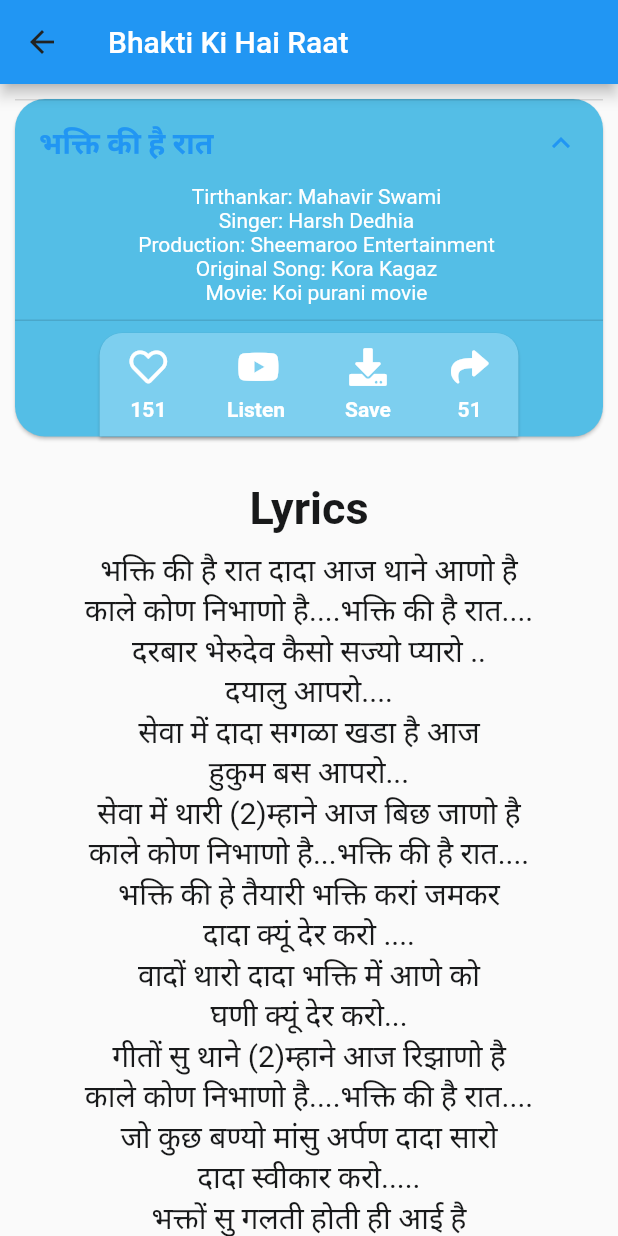
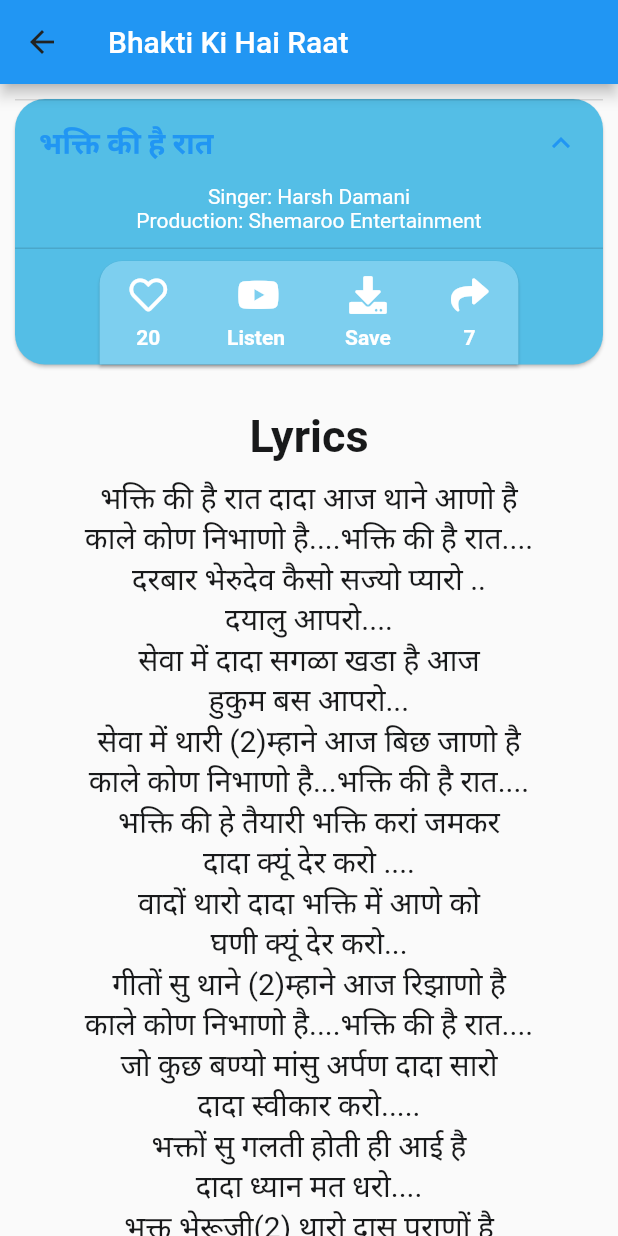
Before and after one commit to shobhit2020335/jain_songs_fork2, a Flutter app: the SongPage screen opened directly, after a tap on "भक्ति की है रात", on a phone screen of 412 x 824 dp. Run offline on Flutter 3.47's test engine with Material 2 defaults, Android fonts, the phone set to English and light mode, and no system bars; our stand-ins replace font_awesome_flutter.

Commit message:
Code optimization and snakbar created

```diff
--- /dev/null
+++ b/lib/custom_widgets/lyrics_widget.dart
@@ -0,0 +1,19 @@
+import 'package:flutter/material.dart';
+
+class LyricsWidget extends StatelessWidget {
+  final String lyrics;
+
+  LyricsWidget({this.lyrics});
+
+  @override
+  Widget build(BuildContext context) {
+    return Text(
+      lyrics,
+      textAlign: TextAlign.center,
+      style: TextStyle(
+        fontSize: 20,
+        color: Color(0xFF18191A),
+      ),
+    );
+  }
+}
--- /dev/null
+++ b/lib/custom_widgets/song_card.dart
@@ -0,0 +1,189 @@
+import 'package:flutter/material.dart';
+import 'package:font_awesome_flutter/font_awesome_flutter.dart';
+
+Widget textBold20(String text) {
+  return Text(
+    text,
+    style: TextStyle(
+      fontWeight: FontWeight.bold,
+      fontSize: 20,
+    ),
+  );
+}
+
+Widget songFunctionIcon(
+    {@required IconData icon, String text, Function onPress}) {
+  return Column(
+    children: [
+      GestureDetector(
+        onLongPress: onPress,
+        onTap: onPress,
+        child: Icon(
+          icon,
+          color: Colors.white,
+          size: 25,
+        ),
+      ),
+      SizedBox(
+        height: 8,
+      ),
+      Text(
+        text,
+        textAlign: TextAlign.center,
+        style: TextStyle(
+          fontWeight: FontWeight.bold,
+        ),
+      ),
+    ],
+  );
+}
+
+Widget miniCard(
+    {int likes,
+    int share,
+    Function likesTap,
+    IconData likesIcon,
+    Function youtubeTap,
+    Function saveTap,
+    Function shareTap}) {
+  return Card(
+    margin: EdgeInsets.only(bottom: 0),
+    color: Color(0xFF7DCFEF),
+    shape: RoundedRectangleBorder(
+      borderRadius: BorderRadius.only(
+        topLeft: Radius.circular(15),
+        topRight: Radius.circular(15),
+      ),
+    ),
+    child: Padding(
+      padding: const EdgeInsets.only(
+        top: 10,
+        bottom: 10,
+        left: 20,
+        right: 20,
+      ),
+      child: Row(
+        mainAxisSize: MainAxisSize.min,
+        children: [
+          songFunctionIcon(
+            icon: likesIcon,
+            text: likes.toString(),
+            onPress: likesTap,
+          ),
+          SizedBox(
+            width: 40,
+          ),
+          songFunctionIcon(
+            icon: FontAwesomeIcons.youtube,
+            text: 'Listen',
+            onPress: youtubeTap,
+          ),
+          SizedBox(
+            width: 40,
+          ),
+          songFunctionIcon(
+            icon: FontAwesomeIcons.download,
+            text: 'Save',
+            onPress: saveTap,
+          ),
+          SizedBox(
+            width: 40,
+          ),
+          songFunctionIcon(
+            icon: FontAwesomeIcons.share,
+            text: share.toString(),
+            onPress: shareTap,
+          ),
+        ],
+      ),
+    ),
+  );
+}
+
+// ignore: must_be_immutable
+class SongCard extends StatelessWidget {
+  final String songName_English;
+  final String songName_Hindi;
+  String singer;
+  String tirthankar;
+  String production;
+  String originalSong;
+  String movie;
+  int likes;
+  int share;
+  Function likesTap;
+  Function youtubeTap;
+  Function saveTap;
+  Function shareTap;
+  IconData likesIcon;
+
+  SongCard(
+      {@required this.songName_English,
+      @required this.songName_Hindi,
+      this.movie,
+      this.originalSong,
+      this.production,
+      this.singer,
+      this.tirthankar,
+      this.likes,
+      this.likesIcon,
+      this.share,
+      this.likesTap,
+      this.saveTap,
+      this.shareTap,
+      this.youtubeTap});
+
+  @override
+  Widget build(BuildContext context) {
+    return Card(
+      margin: EdgeInsets.all(10),
+      //Background Color of card.
+      color: Color(0xFF54BEE6),
+      shape: RoundedRectangleBorder(
+        borderRadius: BorderRadius.all(
+          Radius.circular(20),
+        ),
+      ),
+      child: Column(
+        mainAxisSize: MainAxisSize.min,
+        children: [
+          Theme(
+            data: Theme.of(context).copyWith(
+              //Changes color of arrow when tile is not open.
+              unselectedWidgetColor: Colors.white,
+            ),
+            child: ExpansionTile(
+              title: textBold20(songName_Hindi),
+              childrenPadding: EdgeInsets.only(
+                bottom: 10,
+              ),
+              children: [
+                if (tirthankar != null && tirthankar.length > 0)
+                  Text('Tirthankar: $tirthankar'),
+                if (singer != null && singer.length > 0)
+                  Text('Singer: $singer'),
+                if (production != null && production.length > 0)
+                  Text('Production: $production'),
+                if (originalSong != null && originalSong.length > 0)
+                  Text('Original Song: $originalSong'),
+                if (movie != null && movie.length > 0) Text('Movie: $movie'),
+              ],
+            ),
+          ),
+          Padding(
+            padding: const EdgeInsets.only(top: 8),
+            child: miniCard(
+              likes: likes,
+              likesTap: likesTap,
+              likesIcon: likesIcon,
+              youtubeTap: youtubeTap,
+              saveTap: saveTap,
+              share: share,
+              shareTap: shareTap,
+            ),
+          ),
+        ],
+      ),
+    );
+  }
+}
--- a/lib/main.dart
+++ b/lib/main.dart
@@ -1,5 +1,6 @@
 //Expansion Tile
 //Card
+//SnackBar (Toast)
 
 import 'package:flutter/material.dart';
 import 'home_page.dart';
@@ -12,7 +13,6 @@ class MainTheme extends StatelessWidget {
     return MaterialApp(
       theme: ThemeData.light().copyWith(
         primaryColor: Colors.white,
-        accentColor: Color(0xFF18191A),
         appBarTheme: AppBarTheme(
           //Changes the color of icons on AppBars
           iconTheme: IconThemeData(
@@ -26,6 +26,7 @@ class MainTheme extends StatelessWidget {
             color: Color(0xFF212323),
           ),
         ),
+        accentColor: Colors.white,
         textTheme: TextTheme(
           //changes color of expansion tile when closed
           subtitle1: TextStyle(color: Colors.white),
--- a/lib/song_page.dart
+++ b/lib/song_page.dart
@@ -1,179 +1,77 @@
 import 'package:flutter/material.dart';
 import 'package:font_awesome_flutter/font_awesome_flutter.dart';
+import 'package:jain_songs/custom_widgets/lyrics_widget.dart';
+import 'package:jain_songs/custom_widgets/song_card.dart';
 
 class SongPage extends StatefulWidget {
   @override
   _SongPageState createState() => _SongPageState();
 }
 
-String songName_English = 'Bhakti Ki Hai Raat';
-String songName_Hindi = 'भक्ति की है रात';
+class _SongPageState extends State<SongPage> {
+  int likes = 20;
+  int share = 7;
+  IconData likesIcon = FontAwesomeIcons.heart;
 
-class _SongPageState extends State<SongPage> {
+  void _showToast(BuildContext context, String message) {
+    final scaffold = Scaffold.of(context);
+    final snackBar = SnackBar(
+      content: Text(message),
+      action: SnackBarAction(
+          label: 'HIDE', onPressed: scaffold.hideCurrentSnackBar),
+    );
+    scaffold.showSnackBar(snackBar);
+  }
+
   @override
   Widget build(BuildContext context) {
+    //final key = new GlobalKey<ScaffoldState>();
     return Scaffold(
+      //key: key,
       appBar: AppBar(
         title: Text(
           //TODO: Can underline the text, later.
-          songName_English,
+          'Bhakti Ki Hai Raat',
         ),
       ),
-      body: SafeArea(
+      body: Builder(
+        builder: (context) => SafeArea(
           child: SingleChildScrollView(
+            padding: EdgeInsets.only(bottom: 15),
             child: Column(
               children: [
-              Card(
-                shape: RoundedRectangleBorder(
-                  borderRadius: BorderRadius.all(
-                    Radius.circular(20),
-                  ),
-                ),
-                margin: EdgeInsets.all(10),
-                //Background Color of card.
-                color: Color(0xFF54BEE6),
-                child: Column(
-                  mainAxisSize: MainAxisSize.min,
-                  children: [
-                    Theme(
-                      data: Theme.of(context).copyWith(
-                        //Changes color of arrow when tile is not open.
-                        unselectedWidgetColor: Colors.white,
-                      ),
-                      child: ExpansionTile(
-                        title: Text(
-                          songName_Hindi,
-                          style: TextStyle(
-                            fontWeight: FontWeight.bold,
-                            fontSize: 20,
-                          ),
-                        ),
-                        childrenPadding: EdgeInsets.only(
-                          bottom: 10,
-                          left: 10,
-                        ),
-                        children: [
-                          Text('Tirthankar: Mahavir Swami'),
-                          Text('Singer: Harsh Dedhia'),
-                          Text('Production: Sheemaroo Entertainment'),
-                          Text('Original Song: Kora Kagaz'),
-                          Text('Movie: Koi purani movie'),
-                        ],
-                      ),
-                    ),
-                    Padding(
-                      padding: const EdgeInsets.only(top: 8),
-                      child: Card(
-                        shape: RoundedRectangleBorder(
-                          borderRadius: BorderRadius.only(
-                            topLeft: Radius.circular(15),
-                            topRight: Radius.circular(15),
-                          ),
-                        ),
-                        margin: EdgeInsets.only(bottom: 0),
-                        color: Color(0xFF7DCFEF),
-                        child: Padding(
-                          padding: const EdgeInsets.only(
-                            top: 10,
-                            bottom: 10,
-                            left: 20,
-                            right: 20,
-                          ),
-                          child: Row(
-                            mainAxisSize: MainAxisSize.min,
-                            children: [
-                              Column(
-                                children: [
-                                  Icon(
-                                    FontAwesomeIcons.heart,
-                                    color: Colors.white,
-                                    size: 25,
-                                  ),
-                                  SizedBox(
-                                    height: 8,
-                                  ),
-                                  Text(
-                                    '151',
-                                    textAlign: TextAlign.center,
-                                    style: TextStyle(
-                                      fontWeight: FontWeight.bold,
-                                    ),
-                                  ),
-                                ],
-                              ),
-                              SizedBox(
-                                width: 40,
-                              ),
-                              Column(
-                                children: [
-                                  Icon(
-                                    FontAwesomeIcons.youtube,
-                                    color: Colors.white,
-                                    size: 25,
-                                  ),
-                                  SizedBox(
-                                    height: 8,
-                                  ),
-                                  Text(
-                                    'Listen',
-                                    textAlign: TextAlign.center,
-                                    style: TextStyle(
-                                      fontWeight: FontWeight.bold,
-                                    ),
-                                  ),
-                                ],
-                              ),
-                              SizedBox(
-                                width: 40,
-                              ),
-                              Column(
-                                children: [
-                                  Icon(
-                                    FontAwesomeIcons.download,
-                                    color: Colors.white,
-                                    size: 25,
-                                  ),
-                                  SizedBox(
-                                    height: 8,
-                                  ),
-                                  Text(
-                                    'Save',
-                                    textAlign: TextAlign.center,
-                                    style: TextStyle(
-                                      fontWeight: FontWeight.bold,
-                                    ),
-                                  ),
-                                ],
-                              ),
-                              SizedBox(
-                                width: 40,
-                              ),
-                              Column(
-                                children: [
-                                  Icon(
-                                    FontAwesomeIcons.share,
-                                    color: Colors.white,
-                                    size: 25,
-                                  ),
-                                  SizedBox(
-                                    height: 8,
-                                  ),
-                                  Text(
-                                    '51',
-                                    textAlign: TextAlign.center,
-                                    style: TextStyle(
-                                      fontWeight: FontWeight.bold,
-                                    ),
-                                  ),
-                                ],
-                              ),
-                            ],
-                          ),
-                        ),
-                      ),
-                    ),
-                  ],
-                ),
+                SongCard(
+                  songName_English: 'Bhakti Ki Hai Raat',
+                  songName_Hindi: 'भक्ति की है रात',
+                  singer: 'Harsh Damani',
+                  production: 'Shemaroo Entertainment',
+                  tirthankar: '',
+                  likes: likes,
+                  likesIcon: likesIcon,
+                  likesTap: () {
+                    setState(() {
+                      if (likesIcon == FontAwesomeIcons.heart) {
+                        likes++;
+                        likesIcon = FontAwesomeIcons.solidHeart;
+                      } else {
+                        likes--;
+                        likesIcon = FontAwesomeIcons.heart;
+                      }
+                    });
+                  },
+                  share: share,
+                  shareTap: () {
+                    setState(() {
+                      share++;
+                    });
+                  },
+                  youtubeTap: () {
+                    _showToast(
+                        context, 'Video URL is not available at this moment!');
+                  },
+                  saveTap: () {
+                    _showToast(context, 'Saving lyrics Offline');
+                  },
                 ),
                 SizedBox(
                   height: 20,
@@ -190,11 +88,16 @@ class _SongPageState extends State<SongPage> {
                 SizedBox(
                   height: 10,
                 ),
+                LyricsWidget(
+                  lyrics:
+                      'भक्ति की है रात दादा आज थाने आणो है\nकाले कोण निभाणो है....भक्ति की है रात....\nदरबार भेरुदेव कैसो सज्यो प्यारो ..\nदयालु आपरो....\nसेवा में दादा सगळा खडा है आज\nहुकुम बस आपरो...\nसेवा में थारी (2)म्हाने आज बिछ जाणो है\nकाले कोण निभाणो है...भक्ति की है रात....\nभक्ति की हे तैयारी भक्ति करां जमकर\nदादा क्यूं देर करो ....\nवादों थारो दादा भक्ति में आणे को\nघणी क्यूं देर करो...\nगीतों सु थाने (2)म्हाने आज रिझाणो है\nकाले कोण निभाणो है....भक्ति की है रात....\nजो कुछ बण्यो मांसु अर्पण दादा सारो\nदादा स्वीकार करो.....\nभक्तों सु गलती होती ही आई है\nदादा ध्यान मत धरो....\nभक्त भेरूजी(2) थारो दास पुराणों है\nकाले कोण निभाणो है.....भक्ति की है रात\n',
+                ),
                 Text(
-                'भक्ति की है रात दादा आज थाने आणो है\nकाले कोण निभाणो है....भक्ति की है रात....\nदरबार भेरुदेव कैसो सज्यो प्यारो ..\nदयालु आपरो....\nसेवा में दादा सगळा खडा है आज\nहुकुम बस आपरो...\nसेवा में थारी (2)म्हाने आज बिछ जाणो है\nकाले कोण निभाणो है...भक्ति की है रात....\nभक्ति की हे तैयारी भक्ति करां जमकर\nदादा क्यूं देर करो ....\nवादों थारो दादा भक्ति में आणे को\nघणी क्यूं देर करो...\nगीतों सु थाने (2)म्हाने आज रिझाणो है\nकाले कोण निभाणो है....भक्ति की है रात....\nजो कुछ बण्यो मांसु अर्पण दादा सारो\nदादा स्वीकार करो.....\nभक्तों सु गलती होती ही आई है\nदादा ध्यान मत धरो....\nभक्त भेरूजी(2) थारो दास पुराणों है\nकाले कोण निभाणो है.....भक्ति की है रात\n',
+                  '-----XXXXX-----',
                   textAlign: TextAlign.center,
                   style: TextStyle(
                     fontSize: 20,
+                    fontWeight: FontWeight.bold,
                     color: Color(0xFF18191A),
                   ),
                 ),
@@ -202,6 +105,159 @@ class _SongPageState extends State<SongPage> {
             ),
           ),
         ),
+      ),
     );
   }
 }
+
+// Card(
+//                 shape: RoundedRectangleBorder(
+//                   borderRadius: BorderRadius.all(
+//                     Radius.circular(20),
+//                   ),
+//                 ),
+//                 margin: EdgeInsets.all(10),
+//                 //Background Color of card.
+//                 color: Color(0xFF54BEE6),
+//                 child: Column(
+//                   mainAxisSize: MainAxisSize.min,
+//                   children: [
+//                     Theme(
+//                       data: Theme.of(context).copyWith(
+//                         //Changes color of arrow when tile is not open.
+//                         unselectedWidgetColor: Colors.white,
+//                       ),
+//                       child: ExpansionTile(
+//                         title: Text(
+//                           songName_Hindi,
+//                           style: TextStyle(
+//                             fontWeight: FontWeight.bold,
+//                             fontSize: 20,
+//                           ),
+//                         ),
+//                         childrenPadding: EdgeInsets.only(
+//                           bottom: 10,
+//                         ),
+//                         children: [
+//                           Text('Tirthankar: Mahavir Swami'),
+//                           Text('Singer: Harsh Dedhia'),
+//                           Text('Production: Sheemaroo Entertainment'),
+//                           Text('Original Song: Kora Kagaz'),
+//                           Text('Movie: Koi purani movie'),
+//                         ],
+//                       ),
+//                     ),
+//                     Padding(
+//                       padding: const EdgeInsets.only(top: 8),
+//                       child: Card(
+//                         shape: RoundedRectangleBorder(
+//                           borderRadius: BorderRadius.only(
+//                             topLeft: Radius.circular(15),
+//                             topRight: Radius.circular(15),
+//                           ),
+//                         ),
+//                         margin: EdgeInsets.only(bottom: 0),
+//                         color: Color(0xFF7DCFEF),
+//                         child: Padding(
+//                           padding: const EdgeInsets.only(
+//                             top: 10,
+//                             bottom: 10,
+//                             left: 20,
+//                             right: 20,
+//                           ),
+//                           child: Row(
+//                             mainAxisSize: MainAxisSize.min,
+//                             children: [
+//                               Column(
+//                                 children: [
+//                                   Icon(
+//                                     FontAwesomeIcons.heart,
+//                                     color: Colors.white,
+//                                     size: 25,
+//                                   ),
+//                                   SizedBox(
+//                                     height: 8,
+//                                   ),
+//                                   Text(
+//                                     '151',
+//                                     textAlign: TextAlign.center,
+//                                     style: TextStyle(
+//                                       fontWeight: FontWeight.bold,
+//                                     ),
+//                                   ),
+//                                 ],
+//                               ),
+//                               SizedBox(
+//                                 width: 40,
+//                               ),
+//                               Column(
+//                                 children: [
+//                                   Icon(
+//                                     FontAwesomeIcons.youtube,
+//                                     color: Colors.white,
+//                                     size: 25,
+//                                   ),
+//                                   SizedBox(
+//                                     height: 8,
+//                                   ),
+//                                   Text(
+//                                     'Listen',
+//                                     textAlign: TextAlign.center,
+//                                     style: TextStyle(
+//                                       fontWeight: FontWeight.bold,
+//                                     ),
+//                                   ),
+//                                 ],
+//                               ),
+//                               SizedBox(
+//                                 width: 40,
+//                               ),
+//                               Column(
+//                                 children: [
+//                                   Icon(
+//                                     FontAwesomeIcons.download,
+//                                     color: Colors.white,
+//                                     size: 25,
+//                                   ),
+//                                   SizedBox(
+//                                     height: 8,
+//                                   ),
+//                                   Text(
+//                                     'Save',
+//                                     textAlign: TextAlign.center,
+//                                     style: TextStyle(
+//                                       fontWeight: FontWeight.bold,
+//                                     ),
+//                                   ),
+//                                 ],
+//                               ),
+//                               SizedBox(
+//                                 width: 40,
+//                               ),
+//                               Column(
+//                                 children: [
+//                                   Icon(
+//                                     FontAwesomeIcons.share,
+//                                     color: Colors.white,
+//                                     size: 25,
+//                                   ),
+//                                   SizedBox(
+//                                     height: 8,
+//                                   ),
+//                                   Text(
+//                                     '51',
+//                                     textAlign: TextAlign.center,
+//                                     style: TextStyle(
+//                                       fontWeight: FontWeight.bold,
+//                                     ),
+//                                   ),
+//                                 ],
+//                               ),
+//                             ],
+//                           ),
+//                         ),
+//                       ),
+//                     ),
+//                   ],
+//                 ),
+//               ),
--- /dev/null
+++ b/lib/utilities/song_details.dart
@@ -0,0 +1,4 @@
+class SongDetails {
+  String _songName_English;
+  String _songName_Hindi;
+}
```
Lines whose indentation alone changed are shown as unchanged.
